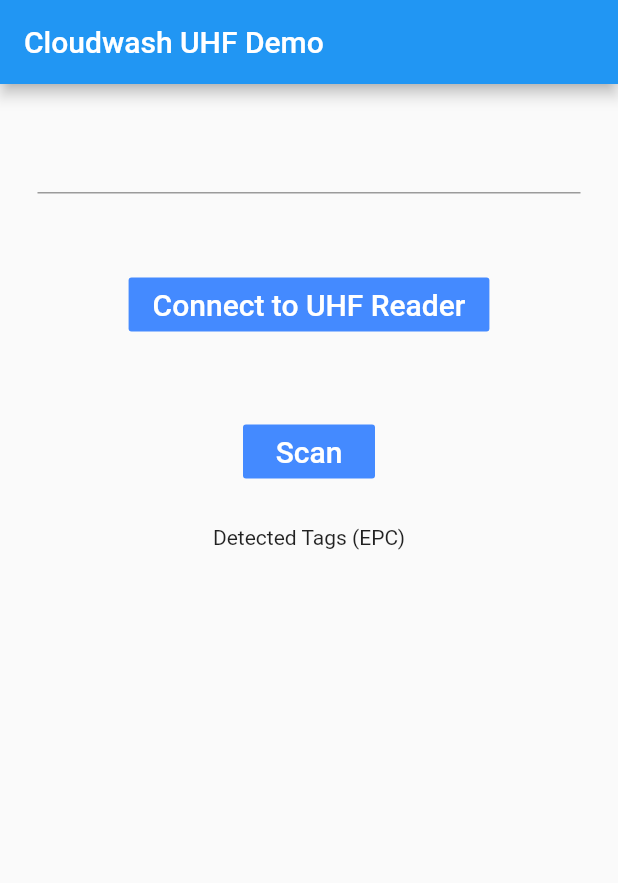
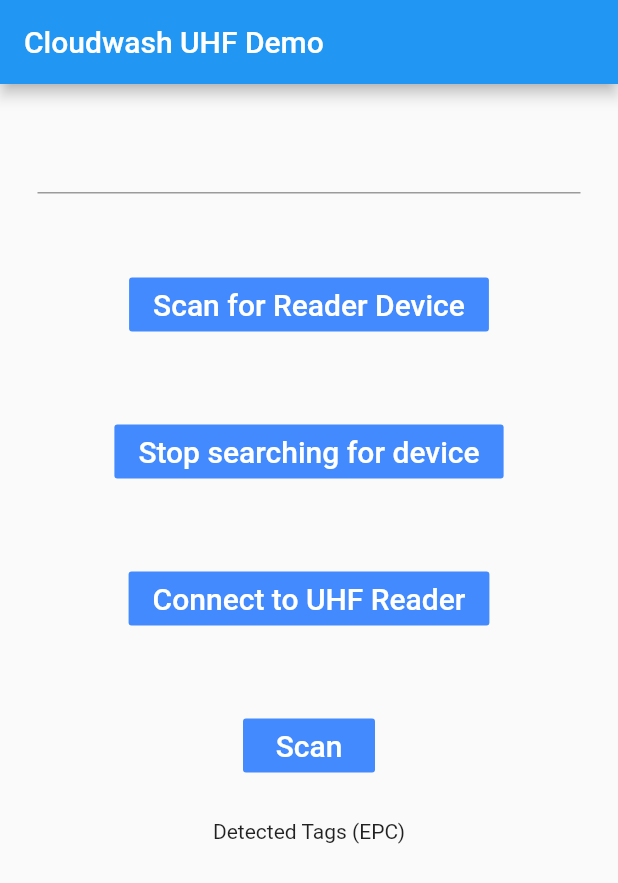
Before and after one commit to nikkotorcita/bu01plugin, a Flutter app: the screen it shows after launch, after a tap on "Connect to UHF Reader", on a phone screen of 412 x 824 dp. Shown: the top 883 px of the screen. Run offline on Flutter 3.47's test engine with Material 2 defaults, Android fonts, the phone set to English and light mode, and no system bars.

Commit message:
- added jdk 1.8 compatibility in build.gradle for vscode - added ACCESS_FINE_LOCATION permission in manifest files - added plugin method for starting and stopping BLE device search - added UI elements for starting and stopping BLE device search
TODO:

- permission handler for ACCESS_FINE_LOCATION

```diff
--- a/example/lib/main.dart
+++ b/example/lib/main.dart
@@ -22,11 +22,8 @@ class _MyAppState extends State<MyApp> {
   Future<void> _scanTags() async {
     try {
       List<dynamic> tags = (await Bu01plugin.scanTags)!;
-      for(String tag in tags)
-        print(tag);
-    } on PlatformException {
-
-    }
+      for (String tag in tags) print(tag);
+    } on PlatformException {}
   }
 
   void _showTags(dynamic o) {
@@ -38,7 +35,11 @@ class _MyAppState extends State<MyApp> {
   void initState() {
     super.initState();
 
-    StreamSubscription tagSubscription = Bu01plugin().tagStream.receiveBroadcastStream().distinct().listen(_showTags);
+    StreamSubscription tagSubscription = Bu01plugin()
+        .tagStream
+        .receiveBroadcastStream()
+        .distinct()
+        .listen(_showTags);
   }
 
   @override
@@ -48,7 +49,9 @@ class _MyAppState extends State<MyApp> {
           appBar: AppBar(
             title: Text('Cloudwash UHF Demo'),
           ),
-          body: Center(child: Column(children: <Widget>[
+          body: Center(
+              child: Column(
+            children: <Widget>[
               Container(
                 margin: EdgeInsets.all(25),
                 child: TextField(
@@ -58,19 +61,55 @@ class _MyAppState extends State<MyApp> {
               Container(
                 margin: EdgeInsets.all(25),
                 child: FlatButton(
-                child: Text('Connect to UHF Reader', style: TextStyle(fontSize: 20.0),),
+                  child: Text(
+                    'Scan for Reader Device',
+                    style: TextStyle(fontSize: 20.0),
+                  ),
                   color: Colors.blueAccent,
                   textColor: Colors.white,
                   onPressed: () {
-                  print("connecting to reader address " + textController.text);
-                  _isConnected = Bu01plugin.connectReader(textController.text);
+                    Bu01plugin.startDeviceSearch();
                   },
                 ),
               ),
               Container(
                 margin: EdgeInsets.all(25),
                 child: FlatButton(
-                child: Text('Scan', style: TextStyle(fontSize: 20.0),),
+                  child: Text(
+                    'Stop searching for device',
+                    style: TextStyle(fontSize: 20.0),
+                  ),
+                  color: Colors.blueAccent,
+                  textColor: Colors.white,
+                  onPressed: () {
+                    Bu01plugin.stopDeviceSearch();
+                  },
+                ),
+              ),
+              Container(
+                margin: EdgeInsets.all(25),
+                child: FlatButton(
+                  child: Text(
+                    'Connect to UHF Reader',
+                    style: TextStyle(fontSize: 20.0),
+                  ),
+                  color: Colors.blueAccent,
+                  textColor: Colors.white,
+                  onPressed: () {
+                    print(
+                        "connecting to reader address " + textController.text);
+                    _isConnected =
+                        Bu01plugin.connectReader(textController.text);
+                  },
+                ),
+              ),
+              Container(
+                margin: EdgeInsets.all(25),
+                child: FlatButton(
+                  child: Text(
+                    'Scan',
+                    style: TextStyle(fontSize: 20.0),
+                  ),
                   color: Colors.blueAccent,
                   textColor: Colors.white,
                   onPressed: () {
@@ -88,10 +127,8 @@ class _MyAppState extends State<MyApp> {
                       );
                     }),
               )
-          ]
-              ,
-          )
-      )),
+            ],
+          ))),
     );
   }
 }
```
Also changed, not shown: lib/bu01plugin.dart (+11 -2 lines), 5 other files. Lines whose indentation alone changed are shown as unchanged.
